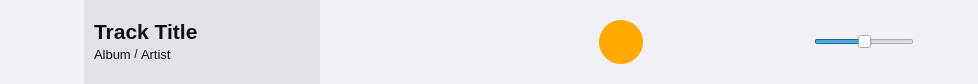
First picture: the form in ui/player_controls.ui, repository wvffle/humpback, before the edit.
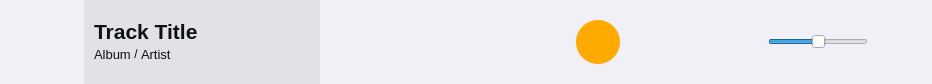
Second picture: the form after the edit.

The edit to the form file:
```diff
--- a/ui/player_controls.ui
+++ b/ui/player_controls.ui
@@ -6,10 +6,16 @@
    <rect>
     <x>0</x>
     <y>0</y>
-    <width>978</width>
+    <width>932</width>
     <height>84</height>
    </rect>
   </property>
+  <property name="sizePolicy">
+   <sizepolicy hsizetype="Preferred" vsizetype="Preferred">
+    <horstretch>0</horstretch>
+    <verstretch>0</verstretch>
+   </sizepolicy>
+  </property>
   <property name="minimumSize">
    <size>
     <width>0</width>
@@ -28,10 +34,7 @@
   <property name="styleSheet">
    <string notr="true"/>
   </property>
-  <layout class="QHBoxLayout" name="horizontalLayout">
-   <property name="spacing">
-    <number>0</number>
-   </property>
+  <layout class="QGridLayout" name="gridLayout">
    <property name="leftMargin">
     <number>0</number>
    </property>
@@ -44,8 +47,29 @@
    <property name="bottomMargin">
     <number>0</number>
    </property>
-   <item>
+   <property name="spacing">
+    <number>0</number>
+   </property>
+   <item row="0" column="0">
     <widget class="QFrame" name="frame_2">
+     <property name="sizePolicy">
+      <sizepolicy hsizetype="MinimumExpanding" vsizetype="Preferred">
+       <horstretch>0</horstretch>
+       <verstretch>0</verstretch>
+      </sizepolicy>
+     </property>
+     <property name="minimumSize">
+      <size>
+       <width>0</width>
+       <height>84</height>
+      </size>
+     </property>
+     <property name="maximumSize">
+      <size>
+       <width>16777215</width>
+       <height>84</height>
+      </size>
+     </property>
      <property name="styleSheet">
       <string notr="true">background-color: rgb(240, 240, 246);</string>
      </property>
@@ -567,7 +591,7 @@
          </size>
         </property>
         <property name="maximum">
-         <number>100</number>
+         <number>99</number>
         </property>
         <property name="value">
          <number>50</number>
```
